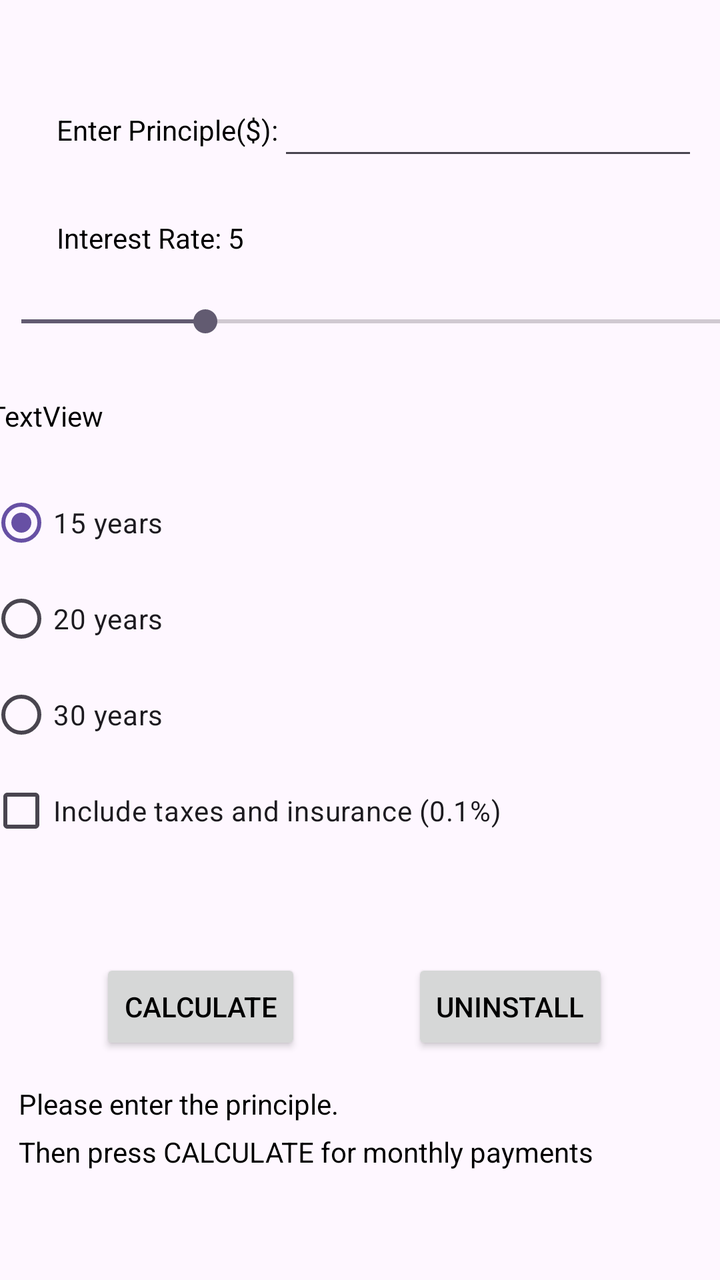
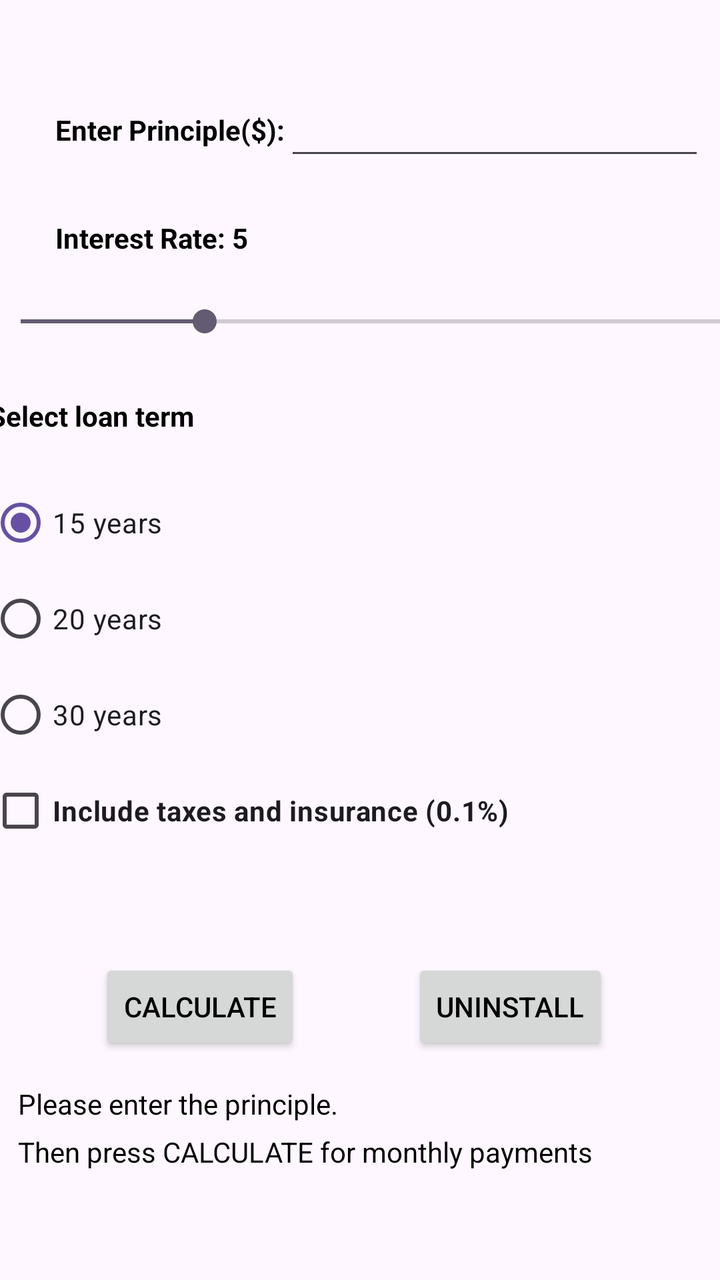

Before-and-after screenshots of an Android layout around one commit, followed by the original layout XML and the change that was made.
<!-- AndroidManifest.xml: application theme Theme.Project1DanielKuvan -->
<!-- res/layout/activity_main.xml -->
<?xml version="1.0" encoding="utf-8"?>
<androidx.constraintlayout.widget.ConstraintLayout xmlns:android="http://schemas.android.com/apk/res/android"
    xmlns:app="http://schemas.android.com/apk/res-auto"
    xmlns:tools="http://schemas.android.com/tools"
    android:id="@+id/main"
    android:layout_width="match_parent"
    android:layout_height="match_parent"
    tools:context=".MainActivity">


    <TextView
        android:id="@+id/enterPrincipleTextView"
        android:layout_width="wrap_content"
        android:layout_height="18dp"
        android:text="@string/enter_principle"
        app:layout_constraintBottom_toBottomOf="parent"
        app:layout_constraintEnd_toEndOf="parent"
        app:layout_constraintHorizontal_bias="0.113"
        app:layout_constraintStart_toStartOf="parent"
        app:layout_constraintTop_toTopOf="parent"
        app:layout_constraintVertical_bias="0.089" />

    <EditText
        android:id="@+id/principleEditText"
        android:layout_width="wrap_content"
        android:layout_height="wrap_content"
        android:ems="10"
        android:inputType="numberDecimal"
        android:text="@string/name"
        app:layout_constraintBottom_toBottomOf="@id/enterPrincipleTextView"
        app:layout_constraintStart_toEndOf="@id/enterPrincipleTextView"
        app:layout_constraintTop_toTopOf="@id/enterPrincipleTextView" />

    <androidx.constraintlayout.widget.Guideline
        android:layout_width="wrap_content"
        android:layout_height="wrap_content" />

    <androidx.constraintlayout.widget.Guideline
        android:layout_width="wrap_content"
        android:layout_height="wrap_content" />

    <androidx.constraintlayout.widget.Guideline
        android:layout_width="wrap_content"
        android:layout_height="wrap_content" />

    <TextView
        android:id="@+id/InterestRate"
        android:layout_width="wrap_content"
        android:layout_height="wrap_content"
        android:layout_marginTop="36dp"
        android:text="@string/interest_rate"
        app:layout_constraintStart_toStartOf="@id/enterPrincipleTextView"
        app:layout_constraintTop_toBottomOf="@id/enterPrincipleTextView" />

    <SeekBar
        android:id="@+id/seekBar"
        android:layout_width="400dp"
        android:layout_height="25dp"
        android:layout_marginTop="20dp"
        android:max="200"
        android:progress="50"
        app:layout_constraintEnd_toEndOf="parent"
        app:layout_constraintStart_toStartOf="@+id/InterestRate"
        app:layout_constraintTop_toBottomOf="@id/InterestRate"
        tools:layout_editor_absoluteY="171dp" />

    <TextView
        android:id="@+id/textView3"
        style="@style/my_widget"
        android:text="TextView"
        app:layout_constraintBottom_toTopOf="@+id/years"
        app:layout_constraintStart_toStartOf="@+id/years"
        app:layout_constraintTop_toBottomOf="@+id/seekBar"
        app:layout_constraintVertical_bias="0.655" />

    <RadioGroup
        android:id="@+id/years"
        android:layout_width="wrap_content"
        android:layout_height="wrap_content"
        android:checkedButton="@id/radioButton"
        android:orientation="vertical"
        app:layout_constraintStart_toStartOf="@id/seekBar"
        tools:layout_editor_absoluteY="269dp"
        app:layout_constraintTop_toBottomOf="@id/textView3"
        android:layout_marginTop="20dp">
        >


        <RadioButton
            android:id="@+id/radioButton"
            android:layout_width="wrap_content"
            android:layout_height="wrap_content"
            android:text="@string/_15_years"
            app:layout_constraintStart_toStartOf="@id/seekBar"
            tools:layout_editor_absoluteY="269dp"
            app:layout_constraintTop_toBottomOf="@id/textView3"

            />

        <RadioButton
            android:id="@+id/radioButton2"
            android:layout_width="wrap_content"
            android:layout_height="wrap_content"
            android:text="@string/_20_years"
            app:layout_constraintStart_toStartOf="@+id/radioButton"
            app:layout_constraintTop_toBottomOf="@+id/radioButton" />

        <RadioButton
            android:id="@+id/radioButton3"
            android:layout_width="wrap_content"
            android:layout_height="wrap_content"
            android:text="@string/_30_years"
            app:layout_constraintStart_toStartOf="@+id/radioButton2"
            app:layout_constraintTop_toBottomOf="@+id/radioButton2" />

    </RadioGroup>




    <CheckBox
        android:id="@+id/taxCheckBox"
        android:layout_width="wrap_content"
        android:layout_height="wrap_content"
        android:text="@string/include_taxes_and_insurance_0_1"
        app:layout_constraintStart_toStartOf="@+id/years"
        app:layout_constraintTop_toBottomOf="@+id/years" />

    <Button
        android:id="@+id/CalculateBtn"
        style="@style/buttons"
        android:text="@string/calculate"
        app:layout_constraintEnd_toStartOf="@+id/DeleteBtn"
        app:layout_constraintHorizontal_bias="0.5"
        app:layout_constraintStart_toStartOf="@+id/taxCheckBox"
        app:layout_constraintTop_toBottomOf="@+id/taxCheckBox" />

    <Button
        android:id="@+id/DeleteBtn"
        style="@style/buttons"
        android:text="@string/uninstall"
        app:layout_constraintEnd_toEndOf="parent"
        app:layout_constraintHorizontal_bias="0.5"
        app:layout_constraintStart_toEndOf="@+id/CalculateBtn"
        app:layout_constraintTop_toBottomOf="@+id/taxCheckBox" />

    <TextView
        android:id="@+id/PrincipleIsValidText"
        android:layout_width="wrap_content"
        android:layout_height="wrap_content"
        android:layout_margin="15dp"
        android:text="@string/please_enter_the_principle"
        app:layout_constraintStart_toStartOf="@id/taxCheckBox"
        app:layout_constraintTop_toBottomOf="@id/CalculateBtn" />

    <TextView
        android:id="@+id/CalculateResultText"
        android:layout_width="wrap_content"
        android:layout_height="wrap_content"
        android:layout_marginTop="5dp"
        android:text="@string/then_press_calculate_for_monthly_payments"
        app:layout_constraintStart_toStartOf="@id/PrincipleIsValidText"
        app:layout_constraintTop_toBottomOf="@id/PrincipleIsValidText" />



</androidx.constraintlayout.widget.ConstraintLayout>
<!-- resources referenced by this layout -->
<resources>
  <string name="_15_years">15 years</string>
  <string name="_20_years">20 years</string>
  <string name="_30_years">30 years</string>
  <string name="calculate">Calculate</string>
  <string name="enter_principle">Enter Principle($):</string>
  <string name="include_taxes_and_insurance_0_1">Include taxes and insurance (0.1%)</string>
  <string name="interest_rate">Interest Rate: 5</string>
  <string name="name" />
  <string name="please_enter_the_principle">Please enter the principle.</string>
  <string name="then_press_calculate_for_monthly_payments">Then press CALCULATE for monthly payments</string>
  <string name="uninstall">UNINSTALL</string>
  <style name="buttons">
          <item name="android:layout_width">wrap_content</item>&gt;
          <item name="android:layout_height">wrap_content</item>&gt;
          <item name="android:layout_marginTop">@dimen/buttons_top_margin</item>&gt;
      </style>
  <style name="my_widget">
          <item name="android:layout_width">wrap_content</item>
          <item name="android:layout_height">wrap_content</item>
          <item name="android:layout_marginTop">@dimen/large_margin</item>
      </style>
  <style name="Theme.Project1DanielKuvan" parent="Base.Theme.Project1DanielKuvan" />
  <dimen name="buttons_top_margin">50dp</dimen>
  <dimen name="large_margin">25dp</dimen>
  <style name="Base.Theme.Project1DanielKuvan" parent="Theme.Material3.DayNight">
          
          
          <item name="android:textColor">@color/black</item>
      </style>
  <color name="black">#FF000000</color>
</resources>

<!-- the commit's change to res/layout/activity_main.xml (unified diff, before → after) -->
@@ -12,6 +12,7 @@
         android:id="@+id/enterPrincipleTextView"
         android:layout_width="wrap_content"
         android:layout_height="18dp"
+        android:textStyle="bold"
         android:text="@string/enter_principle"
         app:layout_constraintBottom_toBottomOf="parent"
         app:layout_constraintEnd_toEndOf="parent"
@@ -48,6 +49,7 @@
         android:layout_width="wrap_content"
         android:layout_height="wrap_content"
         android:layout_marginTop="36dp"
+        android:textStyle="bold"
         android:text="@string/interest_rate"
         app:layout_constraintStart_toStartOf="@id/enterPrincipleTextView"
         app:layout_constraintTop_toBottomOf="@id/enterPrincipleTextView" />
@@ -67,7 +69,8 @@
     <TextView
         android:id="@+id/textView3"
         style="@style/my_widget"
-        android:text="TextView"
+        android:text="@string/select_loan_term"
+        android:textStyle="bold"
         app:layout_constraintBottom_toTopOf="@+id/years"
         app:layout_constraintStart_toStartOf="@+id/years"
         app:layout_constraintTop_toBottomOf="@+id/seekBar"
@@ -122,6 +125,7 @@
         android:id="@+id/taxCheckBox"
         android:layout_width="wrap_content"
         android:layout_height="wrap_content"
+        android:textStyle="bold"
         android:text="@string/include_taxes_and_insurance_0_1"
         app:layout_constraintStart_toStartOf="@+id/years"
         app:layout_constraintTop_toBottomOf="@+id/years" />
<!-- resource entries referenced after the edit -->
@@ -9,6 +9,7 @@
   <string name="interest_rate">Interest Rate: 5</string>
   <string name="name" />
   <string name="please_enter_the_principle">Please enter the principle.</string>
+  <string name="select_loan_term">Select loan term</string>
   <string name="then_press_calculate_for_monthly_payments">Then press CALCULATE for monthly payments</string>
   <string name="uninstall">UNINSTALL</string>
   <style name="buttons">
